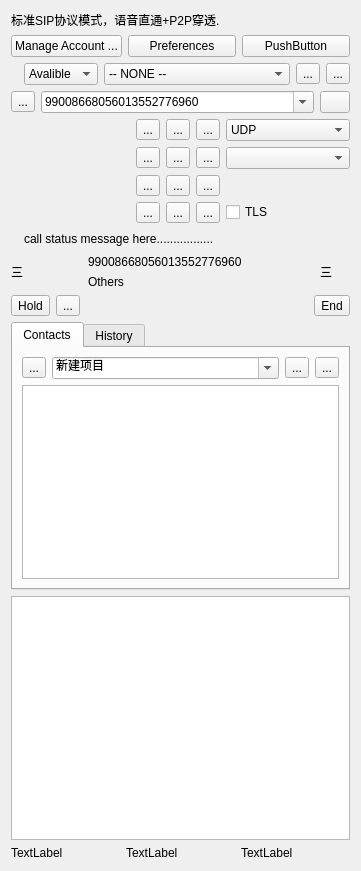
The window that sipphone.ui (kitech/kitphone) describes before a commit, drawn with Qt 5.
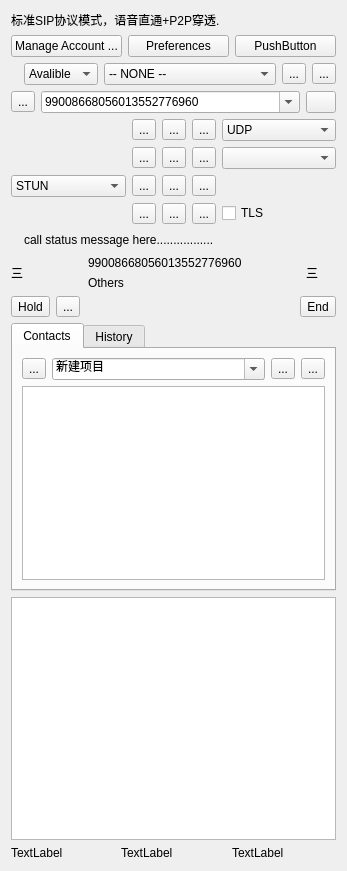
The same window after the commit. Icons and pictures are not drawn.

Diff of the .ui file:
```diff
--- a/sipphone.ui
+++ b/sipphone.ui
@@ -6,7 +6,7 @@
    <rect>
     <x>0</x>
     <y>0</y>
-    <width>361</width>
+    <width>347</width>
     <height>871</height>
    </rect>
   </property>
@@ -479,6 +479,25 @@
        </property>
       </widget>
      </item>
+     <item row="2" column="0">
+      <widget class="QComboBox" name="comboBox_3">
+       <item>
+        <property name="text">
+         <string>STUN</string>
+        </property>
+       </item>
+       <item>
+        <property name="text">
+         <string>TURN</string>
+        </property>
+       </item>
+       <item>
+        <property name="text">
+         <string>ICE</string>
+        </property>
+       </item>
+      </widget>
+     </item>
     </layout>
    </item>
    <item>
```
Left out of the diff: 23 changed lines with no effect on the pictures.
